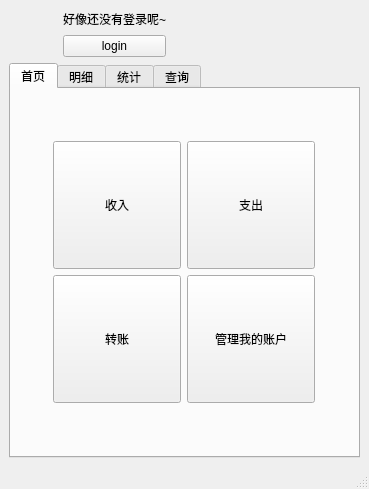
The window that ui/oopcash_mainwindow.ui (Harry-Chen/OOP-Cash) describes before a commit, drawn with Qt 5.
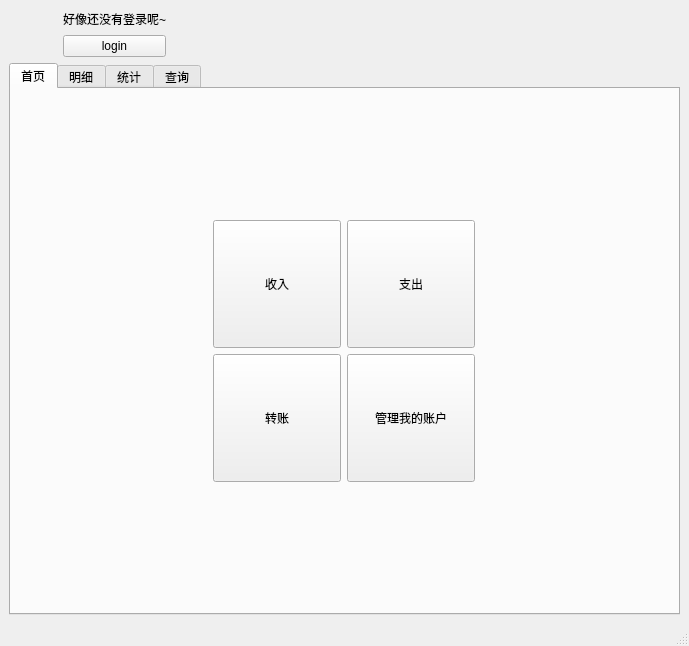
The same window after the commit. Icons and pictures are not drawn.

Diff of the .ui file:
```diff
--- a/ui/oopcash_mainwindow.ui
+++ b/ui/oopcash_mainwindow.ui
@@ -6,8 +6,8 @@
    <rect>
     <x>0</x>
     <y>0</y>
-    <width>369</width>
-    <height>489</height>
+    <width>689</width>
+    <height>646</height>
    </rect>
   </property>
   <property name="windowTitle">
```
Left out of the diff: 2 changed lines with no effect on the pictures.
